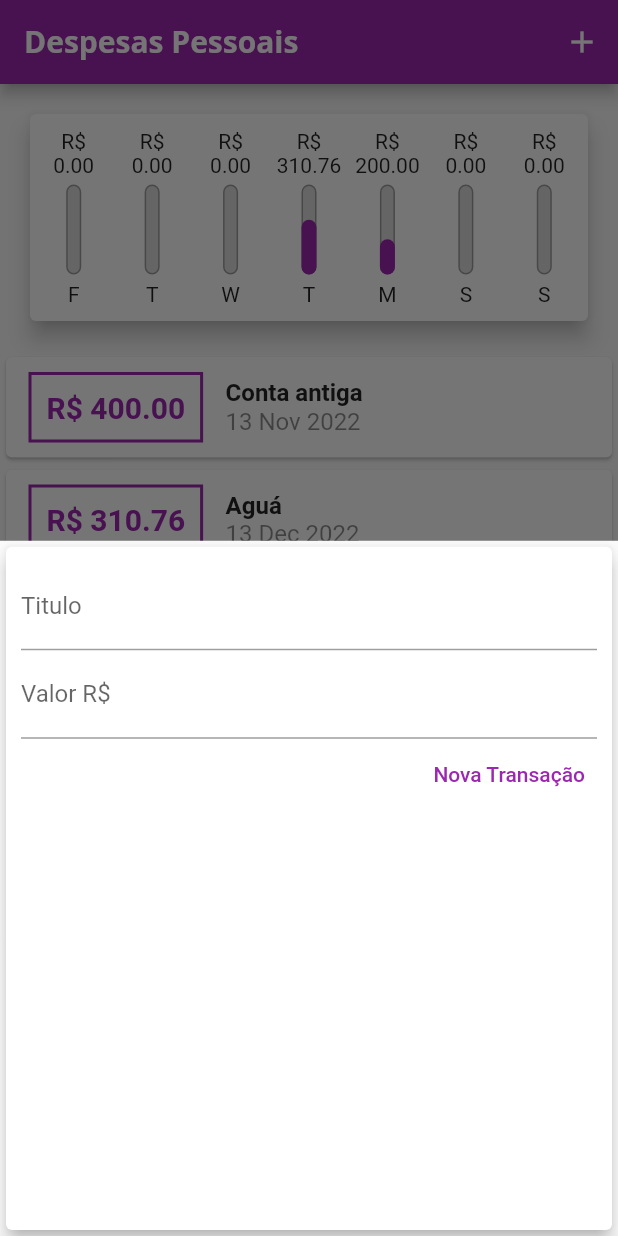
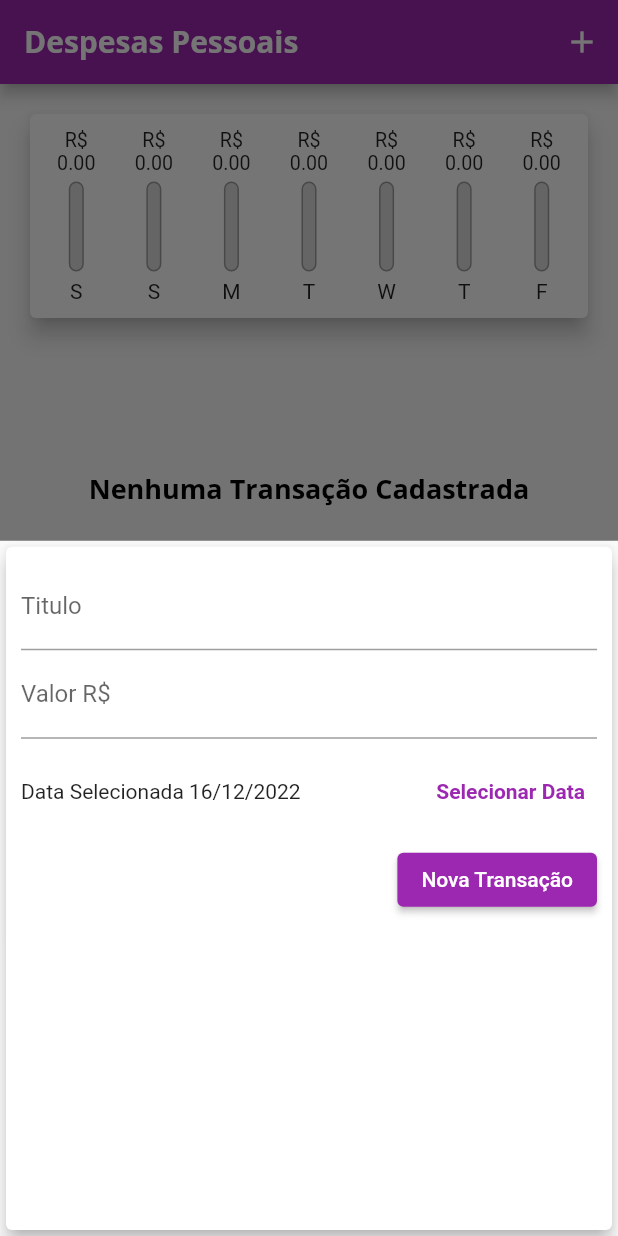
Before and after one commit to devgdp/ExpensesApp, a Flutter app: the screen it shows after launch, after a tap on the "add" icon, on a phone screen of 412 x 824 dp. Run offline on Flutter 3.47's test engine with Material 2 defaults, Android fonts, the phone set to English and light mode, and no system bars.

Commit message:
Logical Completed

```diff
--- a/lib/components/chart.dart
+++ b/lib/components/chart.dart
@@ -29,7 +29,7 @@ class Chart extends StatelessWidget {
         'day': DateFormat.E().format(weekDay)[0],
         'value': totalSum,
       };
-    });
+    }).reversed.toList();
   }
 
   double get _weekTotalValue {
@@ -44,7 +44,7 @@ class Chart extends StatelessWidget {
       elevation: 6,
       margin: const EdgeInsets.all(20),
       child: Padding(
-        padding: const EdgeInsets.symmetric(horizontal: 3, vertical: 10),
+        padding: const EdgeInsets.symmetric(horizontal: 5, vertical: 10),
         child: Row(
           mainAxisAlignment: MainAxisAlignment.spaceAround,
           children: groupedTransactions.map((tr) {
@@ -53,7 +53,9 @@ class Chart extends StatelessWidget {
               child: ChartBar(
                 label: tr['day'] as String,
                 value: tr['value'] as double,
-                percentage: (tr['value'] as double) / _weekTotalValue,
+                percentage: _weekTotalValue == 0
+                    ? 0
+                    : (tr['value'] as double) / _weekTotalValue,
               ),
             );
           }).toList(),
--- a/lib/components/chart_bar.dart
+++ b/lib/components/chart_bar.dart
@@ -15,11 +15,14 @@ class ChartBar extends StatelessWidget {
   Widget build(BuildContext context) {
     return Column(
       children: [
-        FittedBox(
-            child: Text(
-          'R\$ \n${value!.toStringAsFixed(2)}',
-          textAlign: TextAlign.center,
-        )),
+        SizedBox(
+          height: 30,
+          child: FittedBox(
+              child: Text(
+            'R\$ \n${value!.toStringAsFixed(2)}',
+            textAlign: TextAlign.center,
+          )),
+        ),
         const SizedBox(height: 5),
         SizedBox(
           height: 60,
--- a/lib/components/transaction_form.dart
+++ b/lib/components/transaction_form.dart
@@ -1,9 +1,11 @@
 // ignore_for_file: public_member_api_docs, sort_constructors_first
 import 'package:flutter/material.dart';
+import 'package:intl/intl.dart';
 
 class TransactionForm extends StatefulWidget {
   const TransactionForm(this.onSubmit, {super.key});
-  final void Function(String, double) onSubmit;
+
+  final void Function(String, double, DateTime) onSubmit;
 
   @override
   State<TransactionForm> createState() => _TransactionFormState();
@@ -11,18 +13,37 @@ class TransactionForm extends StatefulWidget {
 
 class _TransactionFormState extends State<TransactionForm> {
   // Capturando dados do formulário
-  final titleController = TextEditingController();
-
-  final valueController = TextEditingController();
+  final _titleController = TextEditingController();
+  final _valueController = TextEditingController();
+  DateTime? _selectedDate = DateTime.now();
 
   _submitForm() {
-    final titleTransaction = titleController.text;
-    final currencyTransaction = double.tryParse(valueController.text) ?? 0.0;
+    final titleTransaction = _titleController.text;
+    final currencyTransaction = double.tryParse(_valueController.text) ?? 0.0;
 
-    if (titleTransaction.isEmpty || currencyTransaction <= 0) {
+    if (titleTransaction.isEmpty ||
+        currencyTransaction <= 0 ||
+        _selectedDate == null) {
       return;
     }
-    widget.onSubmit(titleTransaction, currencyTransaction);
+    widget.onSubmit(titleTransaction, currencyTransaction, _selectedDate!);
+  }
+
+  _showDatePicker() {
+    showDatePicker(
+      context: context,
+      initialDate: DateTime.now(),
+      firstDate: DateTime(2022),
+      lastDate: DateTime.now(),
+    ).then((pickedDate) {
+      if (pickedDate == null) {
+        return;
+      }
+
+      setState(() {
+        _selectedDate = pickedDate;
+      });
+    });
   }
 
   @override
@@ -34,14 +55,14 @@ class _TransactionFormState extends State<TransactionForm> {
         child: Column(
           children: [
             TextField(
-              controller: titleController,
+              controller: _titleController,
               decoration: const InputDecoration(
                 labelText: 'Titulo',
               ),
               onSubmitted: (_) => _submitForm(),
             ),
             TextField(
-              controller: valueController,
+              controller: _valueController,
               decoration: const InputDecoration(
                 labelText: 'Valor R\$',
               ),
@@ -49,15 +70,38 @@ class _TransactionFormState extends State<TransactionForm> {
                   const TextInputType.numberWithOptions(decimal: true),
               onSubmitted: (_) => _submitForm(),
             ),
+            SizedBox(
+              height: 70,
+              child: Row(
+                children: [
+                  Expanded(
+                    child: Text(
+                      _selectedDate == null
+                          ? 'Nenhuma data selecionada!'
+                          : 'Data Selecionada ${DateFormat('dd/MM/y').format(_selectedDate!)}',
+                    ),
+                  ),
+                  TextButton(
+                    style: TextButton.styleFrom(
+                        foregroundColor: Theme.of(context).colorScheme.primary),
+                    onPressed: _showDatePicker,
+                    child: const Text(
+                      'Selecionar Data',
+                      style: TextStyle(
+                        fontWeight: FontWeight.bold,
+                      ),
+                    ),
+                  ),
+                ],
+              ),
+            ),
             Row(
               mainAxisAlignment: MainAxisAlignment.end,
               children: [
-                TextButton(
+                ElevatedButton(
                   onPressed: _submitForm,
-                  style: ButtonStyle(
-                    foregroundColor:
-                        MaterialStateProperty.all<Color>(Colors.purple),
-                  ),
+                  style: TextButton.styleFrom(
+                      backgroundColor: Theme.of(context).colorScheme.primary),
                   child: const Text(
                     'Nova Transação',
                   ),
--- a/lib/components/transaction_list.dart
+++ b/lib/components/transaction_list.dart
@@ -3,9 +3,10 @@ import 'package:intl/intl.dart';
 import '../models/transaction.dart';
 
 class TransactionList extends StatelessWidget {
-  const TransactionList(this.transactions, {super.key});
+  const TransactionList(this.transactions, this.onRemove, {super.key});
 
   final List<Transaction> transactions;
+  final void Function(String) onRemove;
 
   @override
   Widget build(BuildContext context) {
@@ -33,49 +34,40 @@ class TransactionList extends StatelessWidget {
               itemBuilder: (context, index) {
                 final tr = transactions[index];
                 return Card(
-                  child: Row(
-                    children: [
-                      Container(
+                  elevation: 2,
                   margin: const EdgeInsets.symmetric(
-                          vertical: 10,
-                          horizontal: 15,
+                    vertical: 8,
+                    horizontal: 5,
                   ),
-                        decoration: BoxDecoration(
-                          border: Border.all(
-                            color: Theme.of(context).colorScheme.primary,
-                            width: 2,
-                          ),
-                        ),
-                        padding: const EdgeInsets.all(10),
+                  child: ListTile(
+                    leading: CircleAvatar(
+                      backgroundColor: Theme.of(context).colorScheme.primary,
+                      foregroundColor: Colors.white,
+                      radius: 30,
+                      child: Padding(
+                        padding: const EdgeInsets.all(5),
+                        child: FittedBox(
                           child: Text(
-                          'R\$ ${tr.value.toStringAsFixed(2)}',
-                          style: TextStyle(
-                            fontWeight: FontWeight.bold,
-                            fontSize: 20,
-                            color: Theme.of(context).colorScheme.primary,
+                            'R\$${tr.value.toStringAsFixed(2)}',
+                            style: const TextStyle(
+                              color: Colors.white,
                             ),
                           ),
                         ),
-                      Column(
-                        crossAxisAlignment: CrossAxisAlignment.start,
-                        children: [
-                          Text(
-                            tr.title,
-                            style: const TextStyle(
-                              fontWeight: FontWeight.bold,
-                              fontSize: 16,
                       ),
                     ),
-                          Text(
-                            DateFormat('dd MMM y').format(tr.date),
-                            style: const TextStyle(
-                              fontSize: 16,
-                              color: Colors.black45,
+                    title: Text(
+                      tr.title,
+                      style: Theme.of(context).textTheme.headline6,
                     ),
+                    subtitle: Text(
+                      DateFormat('d MMM y').format(tr.date),
                     ),
-                        ],
+                    trailing: IconButton(
+                      onPressed: (() => onRemove(tr.id)),
+                      icon: const Icon(Icons.delete),
+                      color: Theme.of(context).errorColor,
                     ),
-                    ],
                   ),
                 );
               },
--- a/lib/main.dart
+++ b/lib/main.dart
@@ -21,7 +21,7 @@ class ExpensesApp extends StatelessWidget {
       theme: tema.copyWith(
         colorScheme: tema.colorScheme.copyWith(
           primary: Colors.purple,
-          secondary: Colors.amber,
+          secondary: Colors.purple,
         ),
         textTheme: tema.textTheme.copyWith(
           headline6: const TextStyle(
@@ -52,24 +52,12 @@ class MyHomePage extends StatefulWidget {
 
 class _MyHomePageState extends State<MyHomePage> {
   final List<Transaction> _transactions = [
-    Transaction(
-      id: 't0',
-      title: 'Conta antiga',
-      value: 400.00,
-      date: DateTime.now().subtract(const Duration(days: 33)),
-    ),
-    Transaction(
-      id: 't1',
-      title: 'Aguá',
-      value: 310.76,
-      date: DateTime.now().subtract(const Duration(days: 3)),
-    ),
-    Transaction(
-      id: 't2',
-      title: 'Luz',
-      value: 200.00,
-      date: DateTime.now().subtract(const Duration(days: 4)),
-    ),
+    // Transaction(
+    //   id: 't0',
+    //   title: 'Conta antiga',
+    //   value: 400.00,
+    //   date: DateTime.now().subtract(const Duration(days: 33)),
+    // ),
   ];
 
   List<Transaction> get _recentTransactions {
@@ -80,12 +68,13 @@ class _MyHomePageState extends State<MyHomePage> {
     }).toList();
   }
 
-  _addTransaction(String titleTransaction, double currencyTransaction) {
+  _addTransaction(
+      String titleTransaction, double currencyTransaction, DateTime date) {
     final newTransaction = Transaction(
       id: Random().nextDouble().toString(),
       title: titleTransaction,
       value: currencyTransaction,
-      date: DateTime.now(),
+      date: date,
     );
 
     setState(() {
@@ -94,6 +83,12 @@ class _MyHomePageState extends State<MyHomePage> {
 
     //Fechar Modal
     Navigator.of(context).pop();
+  }
+
+  _removeTransaction(String id) {
+    setState(() {
+      _transactions.removeWhere((tr) => tr.id == id);
+    });
   }
 
   _openTransactionFormModal(BuildContext context) {
@@ -124,7 +119,7 @@ class _MyHomePageState extends State<MyHomePage> {
             SizedBox(
               child: Chart(_recentTransactions),
             ),
-            TransactionList(_transactions),
+            TransactionList(_transactions, _removeTransaction),
           ],
         ),
       ),
```
Lines whose indentation alone changed are shown as unchanged.
